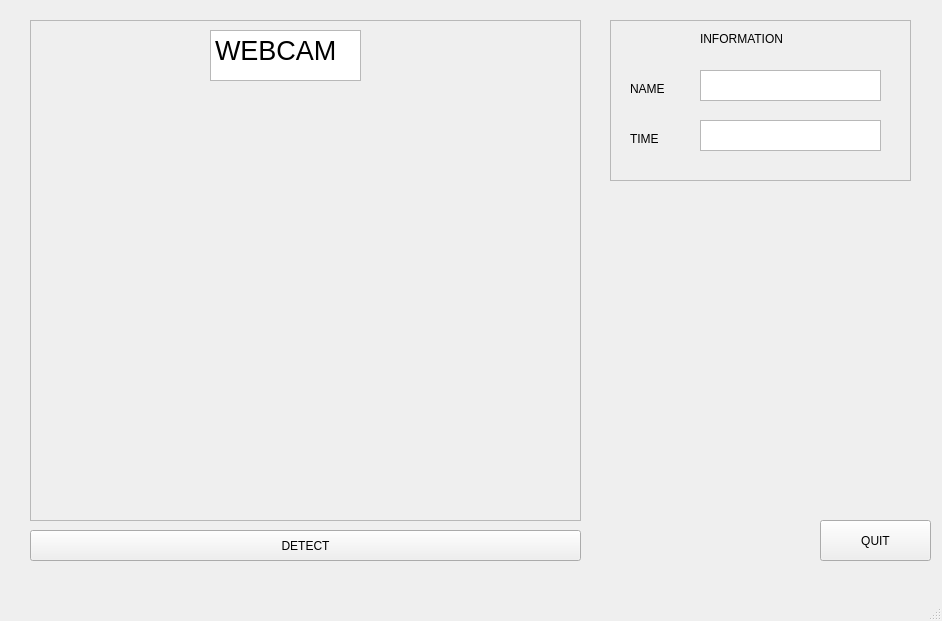
Old version of the form DetectFaceGui.ui in the repository vucd3/Face-Recognition-Gui.
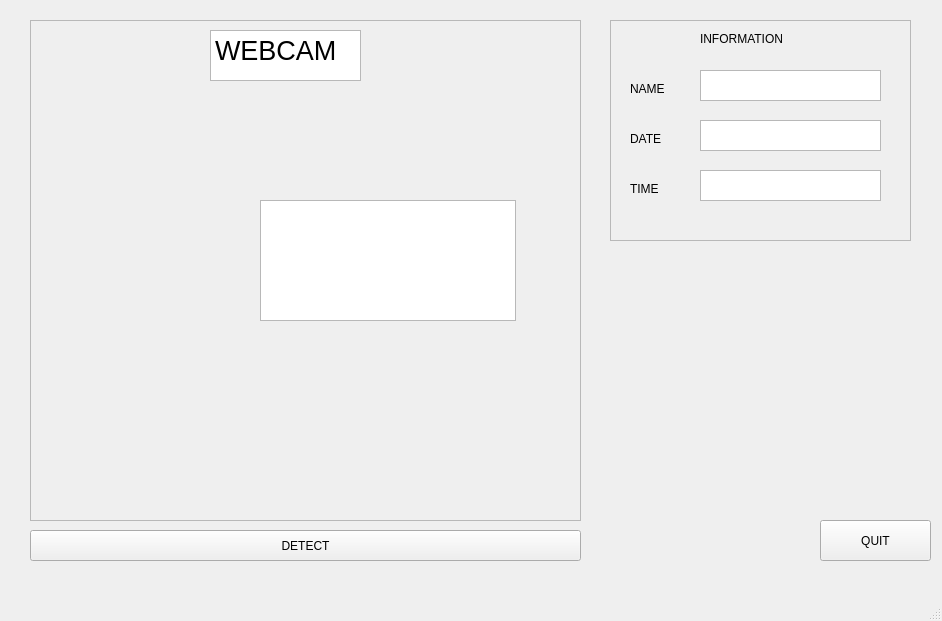
New version of the form.

The edit to the form file:
```diff
--- a/DetectFaceGui.ui
+++ b/DetectFaceGui.ui
@@ -62,6 +62,16 @@
       <string/>
      </property>
     </widget>
+    <widget class="QTextBrowser" name="textBrowser">
+     <property name="geometry">
+      <rect>
+       <x>230</x>
+       <y>180</y>
+       <width>256</width>
+       <height>121</height>
+      </rect>
+     </property>
+    </widget>
    </widget>
    <widget class="QFrame" name="frame_2">
     <property name="geometry">
@@ -69,7 +79,7 @@
       <x>610</x>
       <y>20</y>
       <width>301</width>
-      <height>161</height>
+      <height>221</height>
      </rect>
     </property>
     <property name="frameShape">
@@ -108,7 +118,7 @@
      <property name="geometry">
       <rect>
        <x>20</x>
-       <y>110</y>
+       <y>160</y>
        <width>51</width>
        <height>17</height>
       </rect>
@@ -121,7 +131,7 @@
      <property name="geometry">
       <rect>
        <x>90</x>
-       <y>100</y>
+       <y>150</y>
        <width>181</width>
        <height>31</height>
       </rect>
@@ -137,6 +147,29 @@
       </rect>
      </property>
     </widget>
+    <widget class="QLabel" name="label_4">
+     <property name="geometry">
+      <rect>
+       <x>20</x>
+       <y>110</y>
+       <width>51</width>
+       <height>17</height>
+      </rect>
+     </property>
+     <property name="text">
+      <string>DATE</string>
+     </property>
+    </widget>
+    <widget class="QTextBrowser" name="date">
+     <property name="geometry">
+      <rect>
+       <x>90</x>
+       <y>100</y>
+       <width>181</width>
+       <height>31</height>
+      </rect>
+     </property>
+    </widget>
    </widget>
    <widget class="QPushButton" name="detect">
     <property name="geometry">
```
